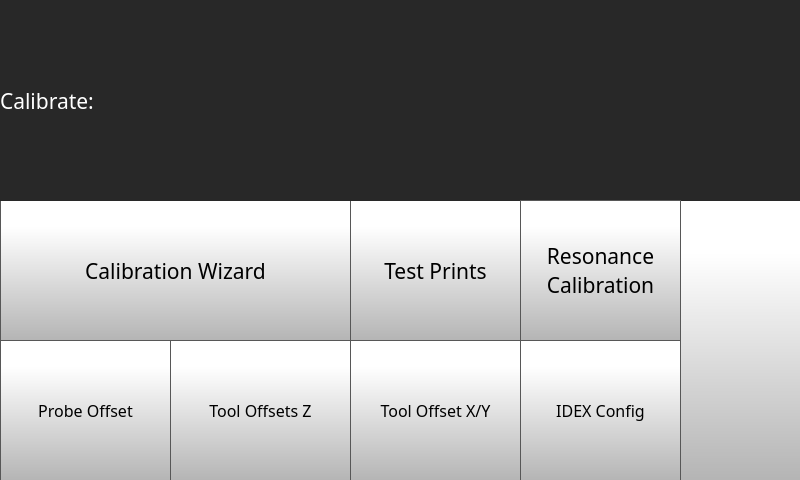
Qt form octoprint_ControlCenter/ui/calibrate_screen/calibrate_screen.ui (FracktalWorks/ControlCenter) before a commit.
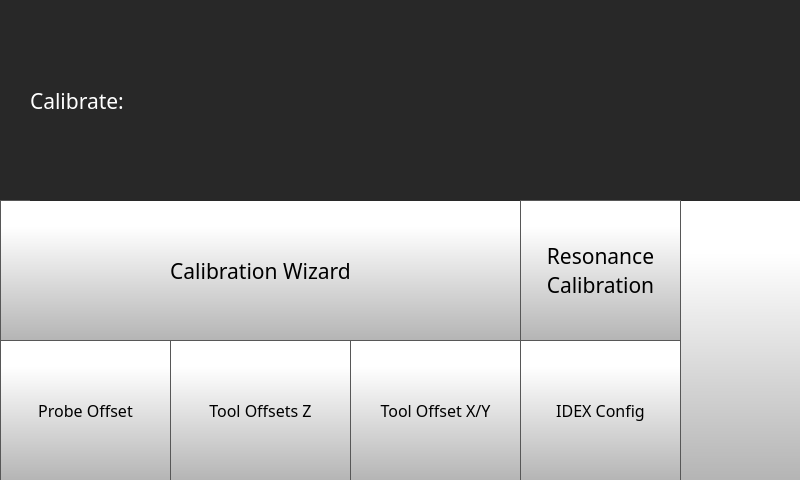
The same form after that commit. Icons and pictures are not drawn.

Commit message: Change Filament added, test prints removed

What changed in the file:
```diff
--- a/octoprint_ControlCenter/ui/calibrate_screen/calibrate_screen.ui
+++ b/octoprint_ControlCenter/ui/calibrate_screen/calibrate_screen.ui
@@ -119,7 +119,7 @@
       <rect>
        <x>0</x>
        <y>200</y>
-       <width>351</width>
+       <width>521</width>
        <height>141</height>
       </rect>
      </property>
@@ -171,63 +171,6 @@
       <enum>Qt::ToolButtonTextUnderIcon</enum>
      </property>
     </widget>
-    <widget class="QToolButton" name="testPrintsButton">
-     <property name="geometry">
-      <rect>
-       <x>350</x>
-       <y>200</y>
-       <width>171</width>
-       <height>141</height>
-      </rect>
-     </property>
-     <property name="font">
-      <font>
-       <family>Gotham</family>
-       <pointsize>16</pointsize>
-      </font>
-     </property>
-     <property name="styleSheet">
-      <string notr="true">QToolButton {
-     border: 1px solid rgb(87, 87, 87);
-	background-color: qlineargradient(spread:pad, x1:0, y1:1, x2:0, y2:0.188, stop:0 rgba(180, 180, 180, 255), stop:1 rgba(255, 255, 255, 255));
-
-
-}
-
-QToolButton:pressed {
-    background-color: qlineargradient(x1: 0, y1: 0, x2: 0, y2: 1,
-                                      stop: 0 #dadbde, stop: 1 #f6f7fa);
-}
-
-QToolButton:flat {
-    border: none; /* no border for a flat push button */
-}
-
-QToolButton:default {
-    border-color: navy; /* make the default button prominent */
-}
-
-QToolButton:focus {
-	outline: none;
-}</string>
-     </property>
-     <property name="text">
-      <string>Test Prints</string>
-     </property>
-     <property name="icon">
-      <iconset resource="../resources/resource.qrc">
-       <normaloff>:/Icons/img/icons/3d-printing.png</normaloff>:/Icons/img/icons/3d-printing.png</iconset>
-     </property>
-     <property name="iconSize">
-      <size>
-       <width>70</width>
-       <height>70</height>
-      </size>
-     </property>
-     <property name="toolButtonStyle">
-      <enum>Qt::ToolButtonTextUnderIcon</enum>
-     </property>
-    </widget>
     <widget class="QToolButton" name="toolOffsetZButton">
      <property name="geometry">
       <rect>
@@ -290,9 +233,9 @@
     <widget class="QLabel" name="calibrateLabel">
      <property name="geometry">
       <rect>
-       <x>0</x>
+       <x>30</x>
        <y>0</y>
-       <width>801</width>
+       <width>771</width>
        <height>201</height>
       </rect>
      </property>
```
The commit also changes 82 other files.
